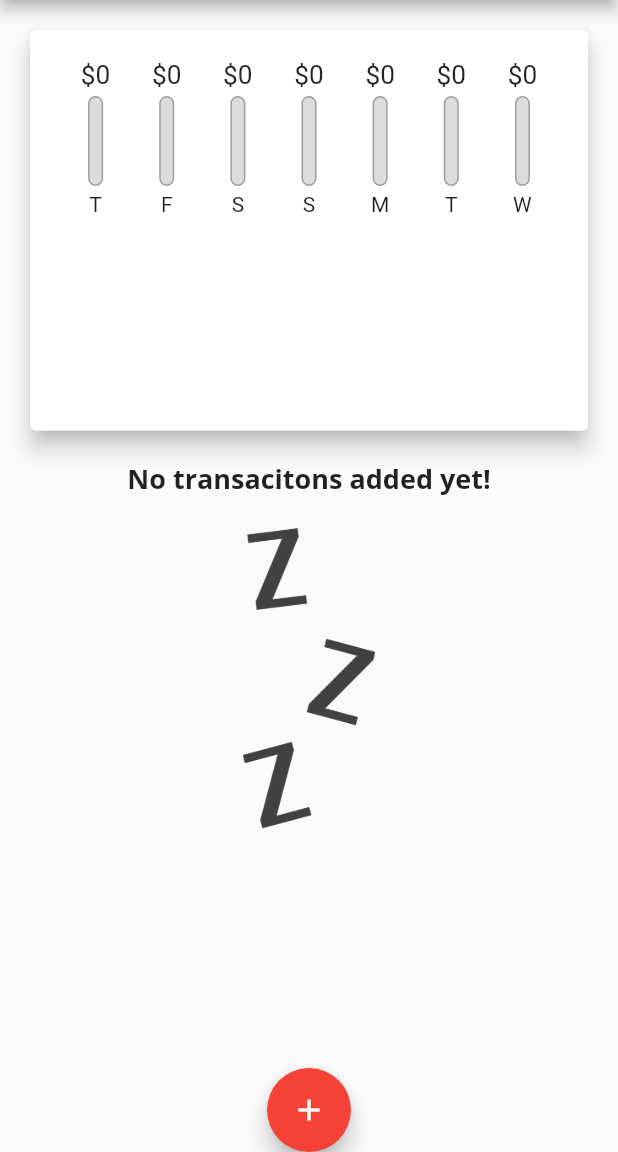
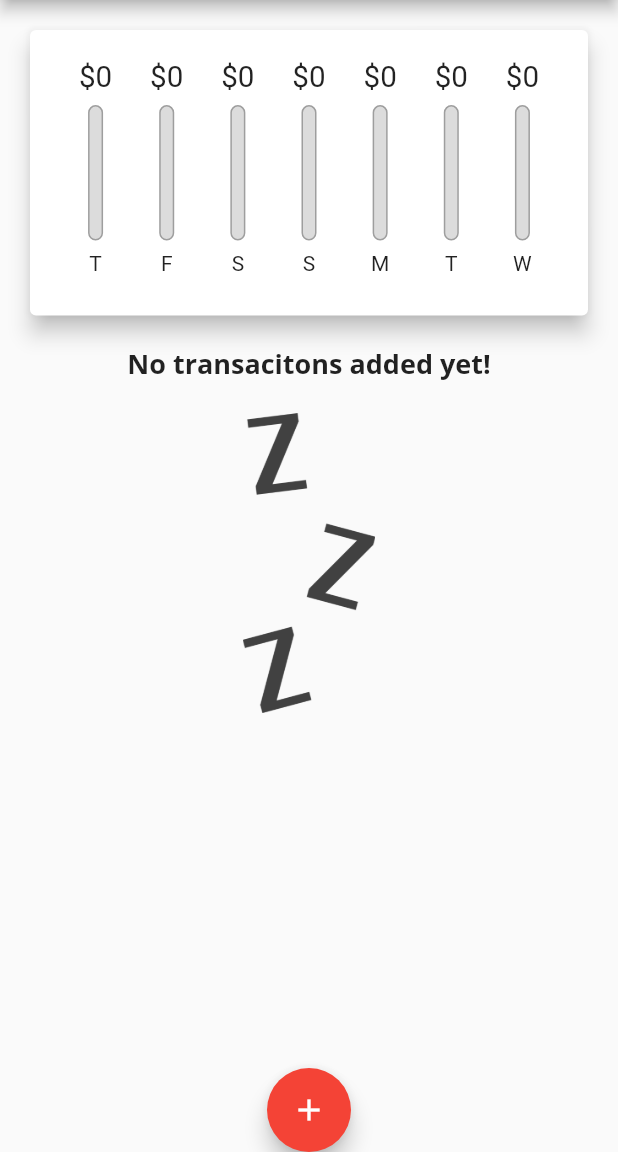
Before and after one commit to sinjikoro/personal_expenses, a Flutter app: the screen it shows after launch, on a phone screen of 412 x 824 dp, the part 84-1236 px from its top. Run offline on Flutter 3.47's test engine with Material 2 defaults, Android fonts, the phone set to English and light mode, and no system bars.

Commit message:
123. Using the LayoutBuilder Widget

```diff
--- a/lib/main.dart
+++ b/lib/main.dart
@@ -110,13 +110,13 @@ class _MyHomePageState extends State<MyHomePage> {
                 height: (MediaQuery.of(context).size.height -
                         appBar.preferredSize.height -
                         MediaQuery.of(context).padding.top) *
-                    0.4,
+                    0.3,
                 child: Chart(_recentTransactions)),
             SizedBox(
               height: (MediaQuery.of(context).size.height -
                       appBar.preferredSize.height -
                       MediaQuery.of(context).padding.top) *
-                  0.6,
+                  0.7,
               child: TransactionList(
                 transactions: _userTransactions,
                 deleteTx: _deleteTransaction,
--- a/lib/widgets/chart_bar.dart
+++ b/lib/widgets/chart_bar.dart
@@ -9,19 +9,21 @@ class ChartBar extends StatelessWidget {
 
   @override
   Widget build(BuildContext context) {
+    return LayoutBuilder(
+      builder: ((context, constraints) {
         return Column(
           children: <Widget>[
             SizedBox(
-          height: 20,
+              height: constraints.maxHeight * 0.15,
               child: FittedBox(
                 child: Text('\$${spendingAmount.toStringAsFixed(0)}'),
               ),
             ),
-        const SizedBox(
-          height: 4,
+            SizedBox(
+              height: constraints.maxHeight * 0.05,
             ),
             SizedBox(
-          height: 60,
+              height: constraints.maxHeight * 0.6,
               width: 10,
               child: Stack(
                 children: <Widget>[
@@ -44,9 +46,11 @@ class ChartBar extends StatelessWidget {
                 ],
               ),
             ),
-        const SizedBox(height: 4),
-        Text(label),
+            SizedBox(height: constraints.maxHeight * 0.05),
+            SizedBox(height: constraints.maxHeight * 0.15, child: Text(label)),
           ],
+        );
+      }),
     );
   }
 }
```
Lines whose indentation alone changed are shown as unchanged.
